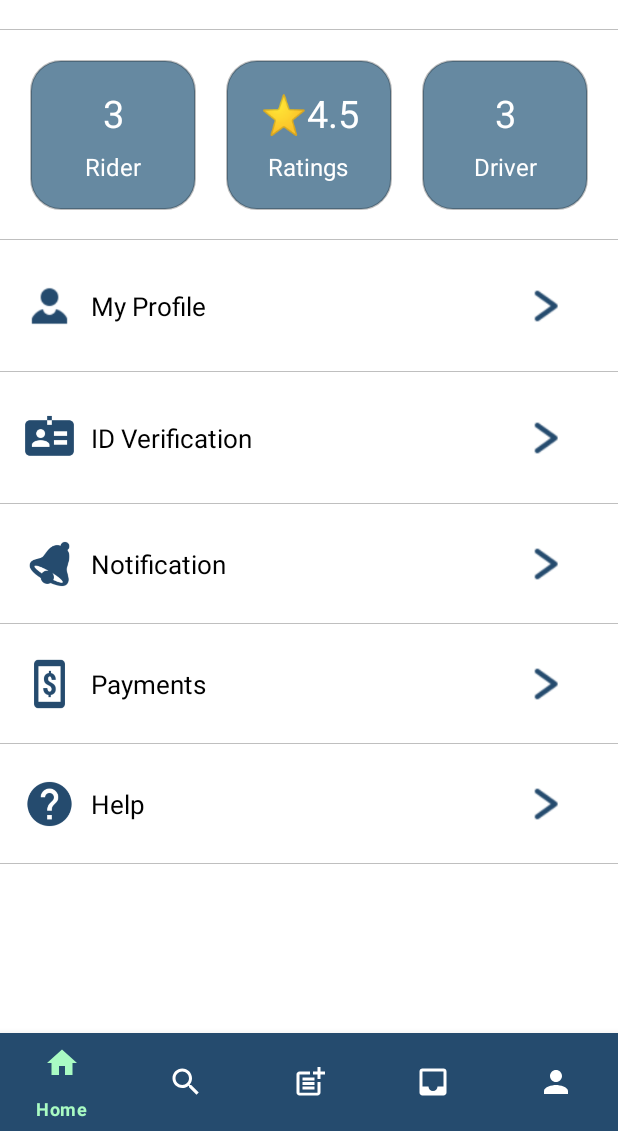
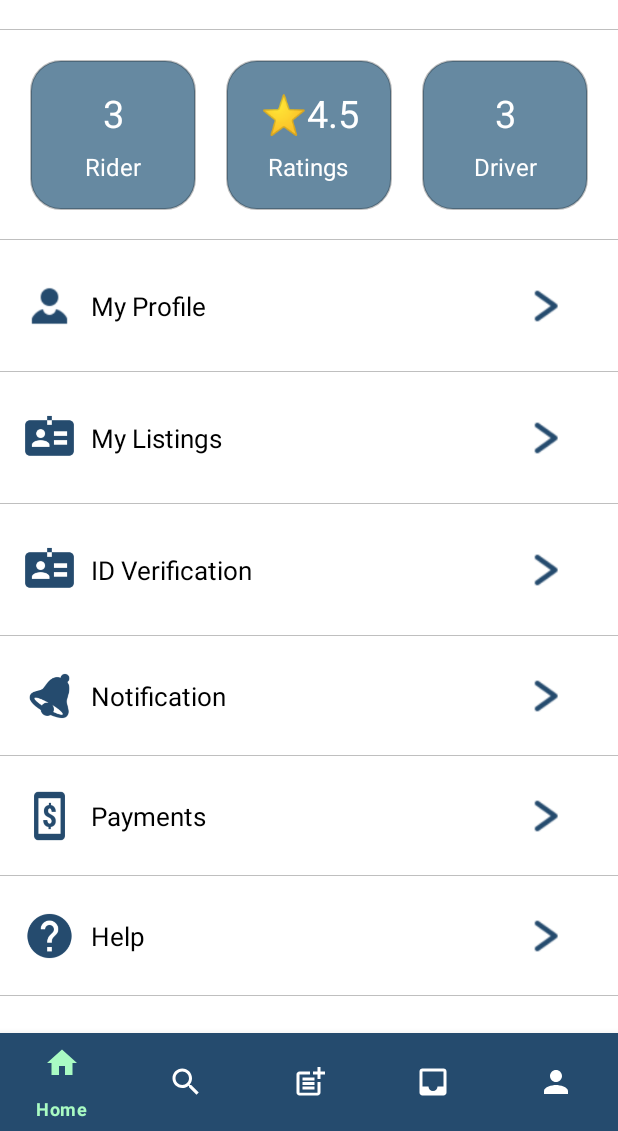
Before and after one commit to vp2305/RideX, an Android app: the fragment AccountPageFragment placed in its activity, on a phone screen of 412 x 824 dp, the part 105-1236 px from its top. Run offline under Robolectric (Android 15) with nearby library versions, the phone set to English and light mode, and no system bars; libraries missing offline, so code that uses them is left out: io.realm, io.realm.mongodb; 19 statements that could not run were skipped.

Commit message:
Added my listings page

```diff
--- a/app/src/main/java/com/example/ridex/AccountPageFragment.java
+++ b/app/src/main/java/com/example/ridex/AccountPageFragment.java
@@ -39,7 +39,7 @@ public class AccountPageFragment extends Fragment {
     private String mParam2;
 
     // UI Variables
-    ImageButton logoutBtn, helpBtn;
+    ImageButton logoutBtn, helpBtn, myListingsBtn;
     TextView fullName, numberOfRidesDriven, numberOfRidesTaken, overAllRating;
 
     // Realm variables.
@@ -95,6 +95,7 @@ public class AccountPageFragment extends Fragment {
         numberOfRidesDriven = view.findViewById(R.id.numberOfRidesDriven);
         numberOfRidesTaken = view.findViewById(R.id.numberOfRidesTaken);
         overAllRating = view.findViewById(R.id.overAllRating);
+        myListingsBtn = view.findViewById(R.id.myListingsImageBtn);
         // End of the initialization of the variable
 
         logoutBtn.setOnClickListener(new View.OnClickListener() {
@@ -123,6 +124,13 @@ public class AccountPageFragment extends Fragment {
             public void onClick(View view) {
                getFragmentManager().beginTransaction().replace(R.id.frameLayout, new HelpPageFragment()).commit();
 
+            }
+        });
+
+        myListingsBtn.setOnClickListener(new View.OnClickListener() {
+            @Override
+            public void onClick(View v) {
+                getFragmentManager().beginTransaction().replace(R.id.frameLayout, new MyListingsFragment()).commit();
             }
         });
 
--- a/app/src/main/res/layout/fragment_account_page.xml
+++ b/app/src/main/res/layout/fragment_account_page.xml
@@ -248,6 +248,45 @@
                     android:layout_height="match_parent"
                     android:layout_weight="1"
                     android:gravity="left|center"
+                    android:text="My Listings"
+                    android:textSize="17sp" />
+
+                <ImageButton
+                    android:id="@+id/myListingsImageBtn"
+                    android:layout_weight="1"
+                    android:layout_width="200dp"
+                    android:layout_height="48dp"
+                    android:paddingEnd="26dp"
+                    android:paddingStart="26dp"
+                    android:scaleType="fitCenter"
+                    android:background="@drawable/transparent_drawable"
+                    android:foreground="?attr/selectableItemBackgroundBorderless"
+                    app:srcCompat="@drawable/more_than30" />
+            </LinearLayout>
+
+            <LinearLayout
+                android:layout_width="match_parent"
+                android:layout_height="wrap_content"
+                android:paddingTop="10dp"
+                android:paddingLeft="15dp"
+                android:paddingRight="10dp"
+                android:paddingBottom="20dp"
+                android:layout_marginTop="10dp"
+                android:orientation="horizontal"
+                android:background="@drawable/bottom_border"
+                >
+
+                <ImageView
+                    android:layout_width="35dp"
+                    android:layout_height="match_parent"
+                    android:layout_marginEnd="10dp"
+                    app:srcCompat="@drawable/id_verification" />
+
+                <TextView
+                    android:layout_width="match_parent"
+                    android:layout_height="match_parent"
+                    android:layout_weight="1"
+                    android:gravity="left|center"
                     android:text="ID Verification"
                     android:textSize="17sp" />
 
--- a/app/src/main/res/layout/post_listing_layout.xml
+++ b/app/src/main/res/layout/post_listing_layout.xml
@@ -23,7 +23,7 @@
             android:layout_height="wrap_content"
             android:text="10/31/2021"
             android:paddingTop="5dp"
-            android:gravity="left|center"
+            android:gravity="left"
             android:layout_weight="1"
             />
 
--- a/app/src/main/res/values/strings.xml
+++ b/app/src/main/res/values/strings.xml
@@ -28,4 +28,6 @@
     <string name="brianna">Brianna Nguyen</string>
     <string name="dhwani">Dhwani Patel</string>
     <string name="activity_version">Version 1.0.0</string>
+    <!-- TODO: Remove or change this placeholder text -->
+    <string name="hello_blank_fragment">Hello blank fragment</string>
 </resources>
```
Also changed, not shown: app/src/main/java/com/example/ridex/MyListingsFragment.java (added, +77 -0 lines), app/src/main/res/layout/fragment_my_listings.xml (added, +60 -0 lines).
